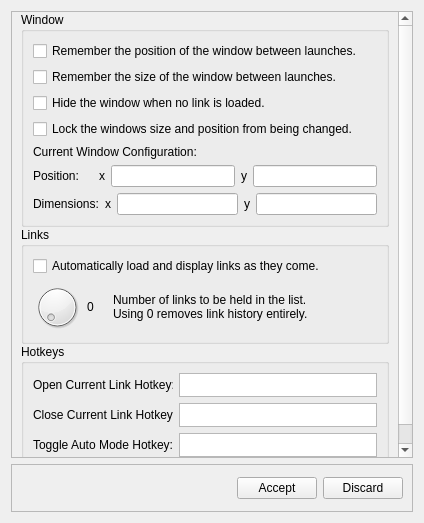
Old version of the form LinkViewer/settingsdialog.ui in the repository cyrushanlon/TS3LinkViewer.
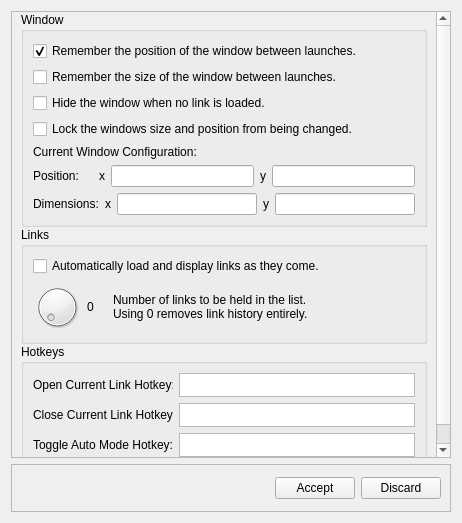
New version of the form.

What changed in the file:
```diff
--- a/LinkViewer/settingsdialog.ui
+++ b/LinkViewer/settingsdialog.ui
@@ -6,7 +6,7 @@
    <rect>
     <x>0</x>
     <y>0</y>
-    <width>424</width>
+    <width>462</width>
     <height>523</height>
    </rect>
   </property>
@@ -33,7 +33,7 @@
        <rect>
         <x>0</x>
         <y>0</y>
-        <width>404</width>
+        <width>442</width>
         <height>449</height>
        </rect>
       </property>
@@ -81,6 +81,9 @@
               <property name="text">
                <string>Remember the position of the window between launches.</string>
               </property>
+              <property name="checked">
+               <bool>true</bool>
+              </property>
              </widget>
             </item>
             <item>
```
